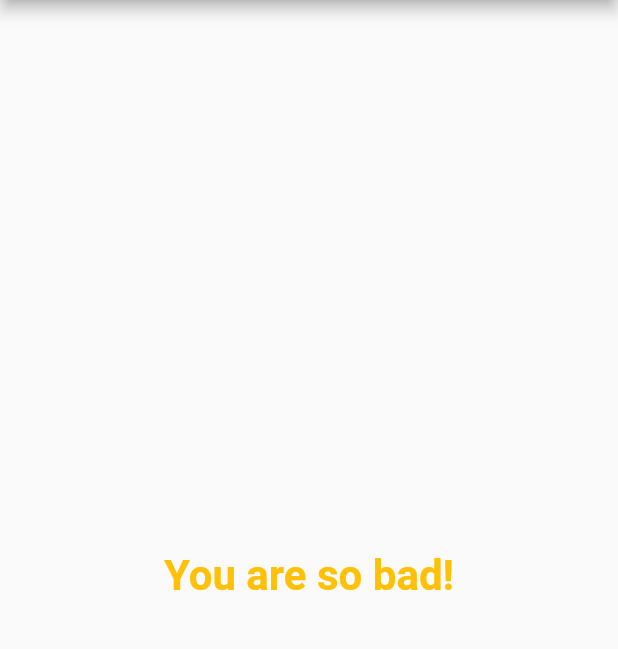
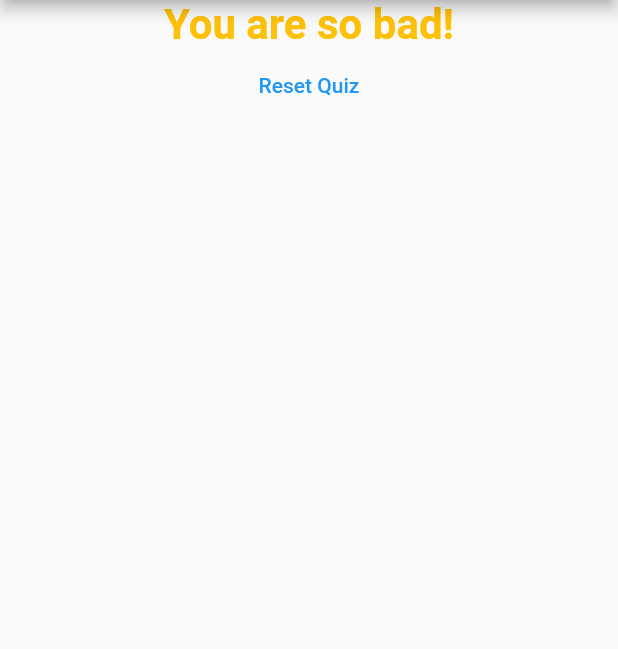
Before and after one commit to mik237/sample_flutter_app, a Flutter app: the screen it shows after launch, after a tap on "Red", after a tap on "Dog", after a tap on "Mr. C", on a phone screen of 412 x 824 dp, the part 84-733 px from its top. Run offline on Flutter 3.47's test engine with Material 2 defaults, Android fonts, the phone set to English and light mode, and no system bars.

Commit message:
Reset quiz feature added

```diff
--- a/lib/main.dart
+++ b/lib/main.dart
@@ -1,9 +1,7 @@
 import 'package:flutter/material.dart';
-import 'package:flutter_app/answer.dart';
 import 'package:flutter_app/quiz.dart';
 import 'package:flutter_app/result.dart';
 
-import './question.dart';
 
 void main() => runApp(MyApp());
 
@@ -53,6 +51,13 @@ class _MyAppState extends State<MyApp> {
     });
   }
 
+  void _resetQuiz(){
+    setState(() {
+      _questionIndex = 0;
+      _totalScore = 0;
+    });
+  }
+
   @override
   Widget build(BuildContext context) {
     return MaterialApp(
@@ -66,7 +71,7 @@ class _MyAppState extends State<MyApp> {
                 questionIndex: _questionIndex,
                 answerQuestions: _answerQuestions,
               )
-            : Result(_totalScore),
+            : Result(_totalScore, _resetQuiz),
       ),
     );
   }
--- a/lib/result.dart
+++ b/lib/result.dart
@@ -2,8 +2,9 @@ import 'package:flutter/material.dart';
 
 class Result extends StatelessWidget {
   final int resultScore;
+  final VoidCallback resetQuiz;
 
-  Result(this.resultScore);
+  Result(this.resultScore, this.resetQuiz);
 
   String get resultText {
     String resultText;
@@ -23,7 +24,9 @@ class Result extends StatelessWidget {
   @override
   Widget build(BuildContext context) {
     return Center(
-      child: Text(
+      child: Column(
+        children: [
+          Text(
             resultText,
             textAlign: TextAlign.center,
             style: TextStyle(
@@ -32,6 +35,15 @@ class Result extends StatelessWidget {
               color: Colors.amber,
             ),
           ),
+          TextButton(
+            style: ButtonStyle(foregroundColor: MaterialStateProperty.all(Colors.blue),),
+            onPressed: resetQuiz,
+            child: Text(
+              'Reset Quiz',
+            ),
+          )
+        ],
+      ),
     );
   }
 }
```
Lines whose indentation alone changed are shown as unchanged.
